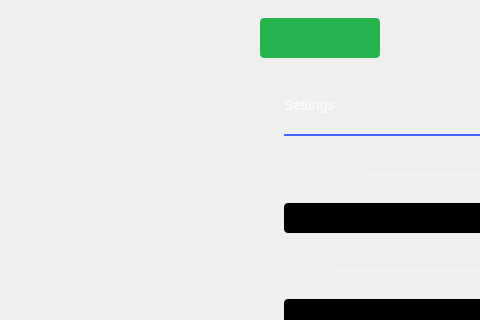
The window that ui/network_analyzer.ui (analogdevicesinc/scopy) describes before a commit, drawn with Qt 5; both pictures show x 604 to 1084 and y 0 to 320 of the 1188 by 654 pixel window.
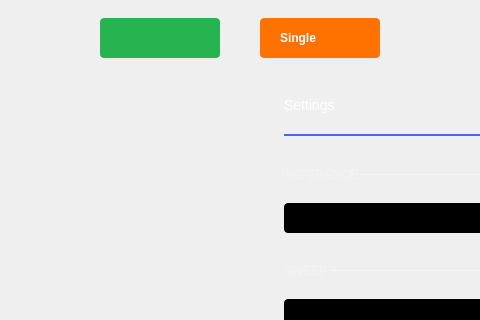
The same window after the commit. Icons and pictures are not drawn. Custom widgets are drawn as their Qt base class.

Commit message:
Updated Network Analyzer
Reworked the run algorithm, it should show less spikes now
Added Run / Single commands

What changed in the file:
```diff
--- a/ui/network_analyzer.ui
+++ b/ui/network_analyzer.ui
@@ -181,6 +181,54 @@
           </property>
          </widget>
         </item>
+        <item>
+         <widget class="QPushButton" name="single_button">
+          <property name="layoutDirection">
+           <enum>Qt::RightToLeft</enum>
+          </property>
+          <property name="styleSheet">
+           <string notr="true">QPushButton {
+  width: 80px;
+  height: 40px;
+  border-radius: 4px;
+  background-color: #ff7200;
+  color: white;
+  
+  font-weight: bold;
+
+  text-align: left;
+  padding-left: 20px;
+  padding-right: 20px;
+  qproperty-text: &quot;Single&quot;;
+}
+
+QPushButton[running=true] {
+  qproperty-text: &quot;Stop&quot;;
+  background-color: #F45000;
+}
+
+QPushButton:disabled {
+  background-color: grey;
+}</string>
+          </property>
+          <property name="text">
+           <string>Single</string>
+          </property>
+          <property name="icon">
+           <iconset resource="../resources/resources.qrc">
+            <normaloff>:/icons/ico-oneshot.svg</normaloff>:/icons/ico-oneshot.svg</iconset>
+          </property>
+          <property name="iconSize">
+           <size>
+            <width>8</width>
+            <height>10</height>
+           </size>
+          </property>
+          <property name="checkable">
+           <bool>true</bool>
+          </property>
+         </widget>
+        </item>
         <item>
          <widget class="QWidget" name="menuButtonsWidget" native="true">
           <property name="minimumSize">
```
Left out of the diff: 2 changed lines with no effect on the pictures. The commit also changes 2 other files.
